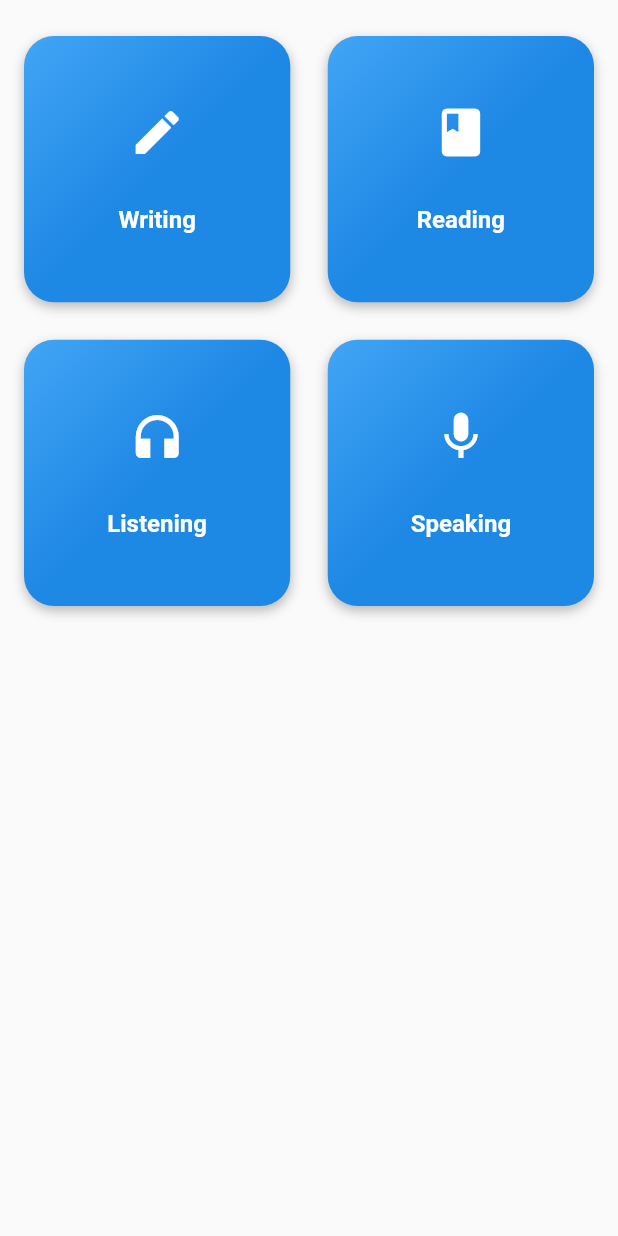
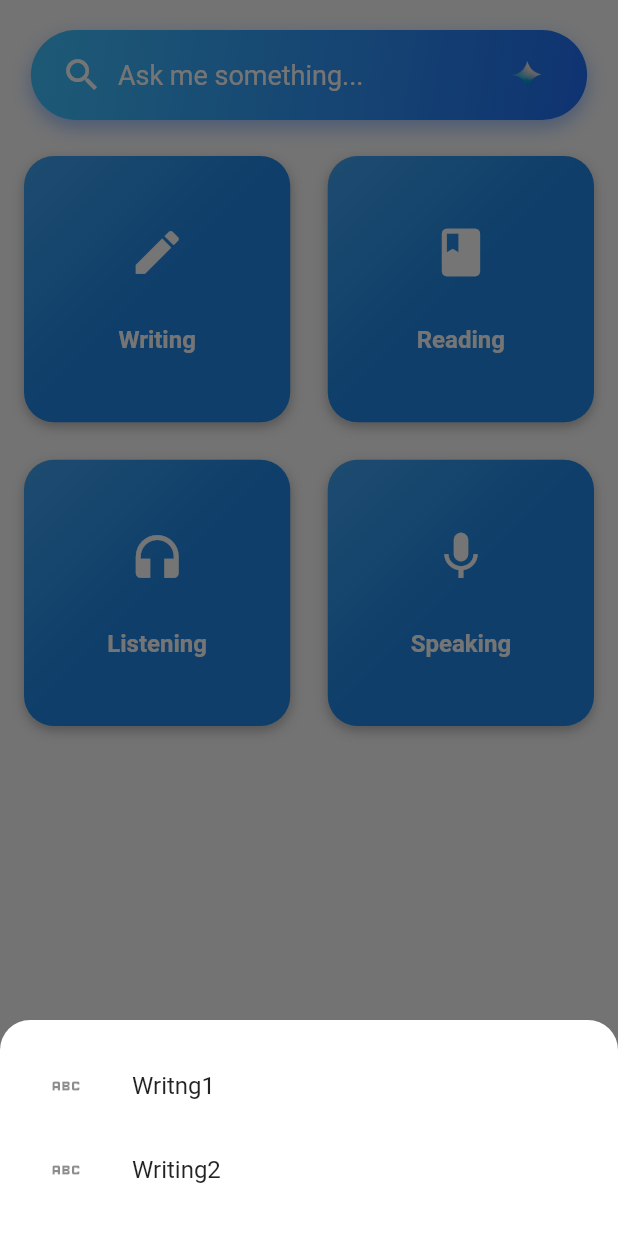
Before and after one commit to Alto-b/English-Mastery, a Flutter app: the PracticeTestTabView screen opened directly, after a tap on "Writing", on a phone screen of 412 x 824 dp. Run offline on Flutter 3.47's test engine with Material 3 defaults, Android fonts, the phone set to English and light mode, and no system bars; drawn by our look-alikes of avatar_glow; our stand-ins replace adaptive_theme, bloc, dio, equatable, flutter_bloc, gap and 3 more; missing offline and left inert: random_avatar; accounts and stored records are empty.

Commit message:
writing1 integration done

```diff
--- /dev/null
+++ b/lib/application/writing_bloc/writing_event.dart
@@ -0,0 +1,10 @@
+part of 'writing_bloc.dart';
+
+sealed class WritingEvent extends Equatable {
+  const WritingEvent();
+
+  @override
+  List<Object> get props => [];
+}
+
+class Writing1GenerateTaskEvent extends WritingEvent {}
--- /dev/null
+++ b/lib/application/writing_bloc/writing_state.dart
@@ -0,0 +1,27 @@
+part of 'writing_bloc.dart';
+
+sealed class WritingState extends Equatable {
+  const WritingState();
+
+  @override
+  List<Object> get props => [];
+}
+
+final class WritingInitial extends WritingState {}
+
+class Writing1GenerateTaskSuccessState extends WritingState {
+  final List<Writing1GenerateTaskModel> writing1generateTaskModel;
+
+  Writing1GenerateTaskSuccessState({required this.writing1generateTaskModel});
+  @override
+  List<Object> get props => [writing1generateTaskModel];
+}
+
+class WritingErrorState extends WritingState {
+  final String message;
+
+  WritingErrorState({required this.message});
+
+  @override
+  List<Object> get props => [message];
+}
--- a/lib/domain/gemini_model.dart
+++ b/lib/domain/gemini_model.dart
@@ -1,9 +1,9 @@
-// ignore_for_file: public_member_api_docs, sort_constructors_first
 import 'dart:convert';
 
 class GeminiMessageModel {
   final String role;
   final List<GeminiPartModel> parts;
+
   GeminiMessageModel({
     required this.role,
     required this.parts,
@@ -32,6 +32,7 @@ class GeminiMessageModel {
 
 class GeminiPartModel {
   final String text;
+
   GeminiPartModel({
     required this.text,
   });
--- /dev/null
+++ b/lib/domain/writing1_task_model.dart
@@ -0,0 +1,21 @@
+class Writing1GenerateTaskModel {
+  String? question;
+  String? sampleAnswer;
+  String? imageUrl;
+
+  Writing1GenerateTaskModel({this.question, this.sampleAnswer, this.imageUrl});
+
+  Writing1GenerateTaskModel.fromJson(Map<String, dynamic> json) {
+    question = json['question'];
+    sampleAnswer = json['sample_answer'];
+    imageUrl = json['image_url'];
+  }
+
+  Map<String, dynamic> toJson() {
+    final Map<String, dynamic> data = new Map<String, dynamic>();
+    data['question'] = this.question;
+    data['sample_answer'] = this.sampleAnswer;
+    data['image_url'] = this.imageUrl;
+    return data;
+  }
+}
--- a/lib/infrastructure/gemini_repo.dart
+++ b/lib/infrastructure/gemini_repo.dart
@@ -39,14 +39,15 @@ class GeminiRepo {
               }
             ]
           });
+
       if (response.statusCode! >= 200 && response.statusCode! < 300) {
         return response
             .data['candidates'].first['content']['parts'].first['text'];
       }
-      return '';
+      return 'Error: No content generated';
     } catch (e) {
       debugPrint(e.toString());
-      return '';
+      return 'Error: API request failed';
     }
   }
 }
--- a/lib/presentation/gemini/gemini.dart
+++ b/lib/presentation/gemini/gemini.dart
@@ -1,5 +1,6 @@
 import 'package:english_mastery/application/gemini_bloc/gemini_bloc.dart';
 import 'package:english_mastery/domain/gemini_model.dart';
+import 'package:english_mastery/infrastructure/gemini_repo.dart';
 import 'package:flutter/material.dart';
 import 'package:flutter_bloc/flutter_bloc.dart';
 import 'package:lottie/lottie.dart';
@@ -15,14 +16,15 @@ class GeminiPage extends StatefulWidget {
 
 class _GeminiPageState extends State<GeminiPage> {
   final TextEditingController textEditingController = TextEditingController();
-  final GeminiBloc geminiBloc = GeminiBloc();
   final ScrollController chatScrollController = ScrollController();
 
+  late GeminiBloc geminiBloc;
   String? userAvatar;
 
   @override
   void initState() {
     super.initState();
+    geminiBloc = GeminiBloc(geminiRepo: GeminiRepo());
     _loadUserAvatar();
   }
 
@@ -59,7 +61,7 @@ class _GeminiPageState extends State<GeminiPage> {
       backgroundColor: Colors.white,
       appBar: AppBar(
         backgroundColor: Colors.blueAccent,
-        title: Text("Gemini AI"),
+        title: const Text("Mastery AI"),
       ),
       body: SafeArea(
         child: Column(
--- a/lib/presentation/home_view/widgets/practice_test_tab.dart
+++ b/lib/presentation/home_view/widgets/practice_test_tab.dart
@@ -1,4 +1,10 @@
+import 'dart:developer';
+
+import 'package:english_mastery/presentation/home_view/widgets/home_search_widget.dart';
+import 'package:english_mastery/presentation/writing_task_view/writing1.dart';
 import 'package:flutter/material.dart';
+import 'package:gap/gap.dart';
+import 'package:get/get.dart';
 
 class PracticeTestTabView extends StatelessWidget {
   const PracticeTestTabView({super.key});
@@ -6,20 +12,34 @@ class PracticeTestTabView extends StatelessWidget {
   @override
   Widget build(BuildContext context) {
     final List<Map<String, dynamic>> tileList = [
-      {"title": "Writing", "icon": Icons.edit, "onClick": () => onClick(0)},
-      {"title": "Reading", "icon": Icons.book, "onClick": () => onClick(1)},
+      {
+        "title": "Writing",
+        "icon": Icons.edit,
+        "onClick": () => showWritingBottomSheet()
+      },
+      {"title": "Reading", "icon": Icons.book, "onClick": () => onClickTest(1)},
       {
         "title": "Listening",
         "icon": Icons.headphones,
-        "onClick": () => onClick(2)
+        "onClick": () => onClickTest(2)
       },
-      {"title": "Speaking", "icon": Icons.mic, "onClick": () => onClick(3)},
+      {"title": "Speaking", "icon": Icons.mic, "onClick": () => onClickTest(3)},
     ];
-
+    final screenHeight = MediaQuery.of(context).size.height;
+    final screenWidth = MediaQuery.of(context).size.width;
     return Scaffold(
       body: Center(
-        child: Padding(
-          padding: const EdgeInsets.symmetric(horizontal: 16.0, vertical: 24.0),
+        child: Column(
+          children: [
+            const Gap(20),
+            HomeSearchWidget(
+                screenHeight: screenHeight, screenWidth: screenWidth),
+            Padding(
+              padding:
+                  const EdgeInsets.symmetric(horizontal: 16.0, vertical: 24.0),
+              child: SizedBox(
+                // color: Colors.amber,
+                height: screenHeight / 2,
                 child: GridView.builder(
                   itemCount: tileList.length,
                   gridDelegate: const SliverGridDelegateWithFixedCrossAxisCount(
@@ -39,11 +59,69 @@ class PracticeTestTabView extends StatelessWidget {
                 ),
               ),
             ),
+          ],
+        ),
+      ),
     );
   }
 
-  void onClick(int index) {
-    print("Tile clicked $index");
+  void showWritingBottomSheet() {
+    Get.bottomSheet(
+      Container(
+        padding: EdgeInsets.all(16.0),
+        decoration: BoxDecoration(
+          color: Colors.white,
+          borderRadius: BorderRadius.only(
+            topLeft: Radius.circular(20.0),
+            topRight: Radius.circular(20.0),
+          ),
+        ),
+        child: Column(
+          mainAxisSize: MainAxisSize.min,
+          children: [
+            ListTile(
+              leading: Icon(Icons.abc),
+              title: Text('Writng1'),
+              onTap: () {
+                // Handle share action
+                Get.to(() =>
+                    Writing1View()); // Close the bottom sheet after action
+              },
+            ),
+            ListTile(
+              leading: Icon(Icons.abc),
+              title: Text('Writing2'),
+              onTap: () {
+                // Handle get link action
+                Get.back(); // Close the bottom sheet after action
+              },
+            ),
+          ],
+        ),
+      ),
+      backgroundColor: Colors
+          .transparent, // Optional: makes the bottom sheet background transparent
+      isScrollControlled: true, // Optional: allows full-screen bottom sheets
+    );
+  }
+
+  void onClickTest(int index) {
+    log("Tile clicked $index");
+
+    // Close all previous snackbars before showing the new one
+    Get.closeAllSnackbars();
+
+    Get.snackbar(
+        'Feature Not Available', 'This feature is coming soon. Stay tuned!',
+        snackPosition: SnackPosition.BOTTOM,
+        duration: const Duration(seconds: 3),
+        isDismissible: true,
+        animationDuration: const Duration(seconds: 1),
+        borderRadius: 15,
+        icon: const Icon(Icons.notifications),
+        backgroundColor: Colors.blueGrey,
+        colorText: Colors.white,
+        margin: const EdgeInsets.only(bottom: 10, left: 5, right: 5));
   }
 
   Widget _buildTestTile(
@@ -56,7 +134,7 @@ class PracticeTestTabView extends StatelessWidget {
       onTap: onTap,
       borderRadius:
           BorderRadius.circular(20), // Updated border radius for consistency
-      splashColor: Colors.blueAccent.withOpacity(0.2), // Subtle splash color
+      splashColor: Colors.blueGrey, // Subtle splash color
       child: Ink(
         decoration: BoxDecoration(
           borderRadius:
--- a/pubspec.yaml
+++ b/pubspec.yaml
@@ -40,8 +40,8 @@ dependencies:
   flutter_staggered_grid_view: ^0.7.0
   gap: ^3.0.1
   get: ^4.6.6
-  google_fonts:
   google_ml_kit: ^0.18.0
+  http: null
   lottie: ^3.1.2
   random_avatar: ^0.0.8
   shared_preferences: null
```
Also changed, not shown: lib/application/gemini_bloc/gemini_bloc.dart (+23 -22 lines), lib/application/gemini_bloc/gemini_event.dart (+5 -10 lines), lib/application/gemini_bloc/gemini_state.dart (+20 -4 lines), lib/application/writing_bloc/writing_bloc.dart (added, +42 -0 lines), lib/infrastructure/writing1_repo.dart (added, +32 -0 lines), lib/main.dart (+17 -10 lines), lib/presentation/home_view/home_success_view.dart (+6 -16 lines), lib/presentation/writing_task_view/writing1.dart (added, +193 -0 lines), pubspec.lock, 3 other files. Lines whose indentation alone changed are shown as unchanged.
